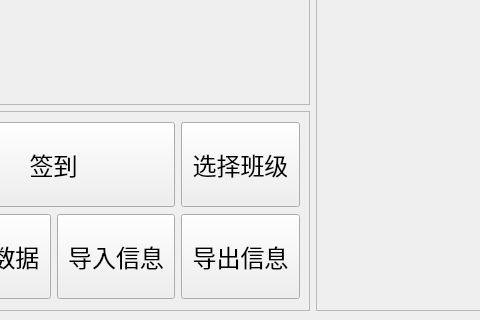
The window that view/view.ui (hwdef/attend-class) describes before a commit, drawn with Qt 5; both pictures show x 87 to 567 and y 280 to 600 of the 800 by 600 pixel window.
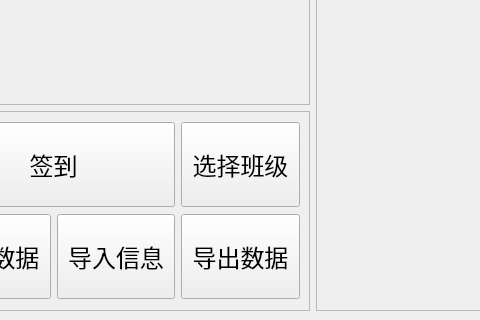
The same window after the commit.

Commit message: 修改文本

```diff
--- a/view/view.ui
+++ b/view/view.ui
@@ -118,7 +118,7 @@
           </font>
          </property>
          <property name="text">
-          <string>导出信息</string>
+          <string>导出数据</string>
          </property>
         </widget>
        </item>
```
The commit also changes 1 other file.
